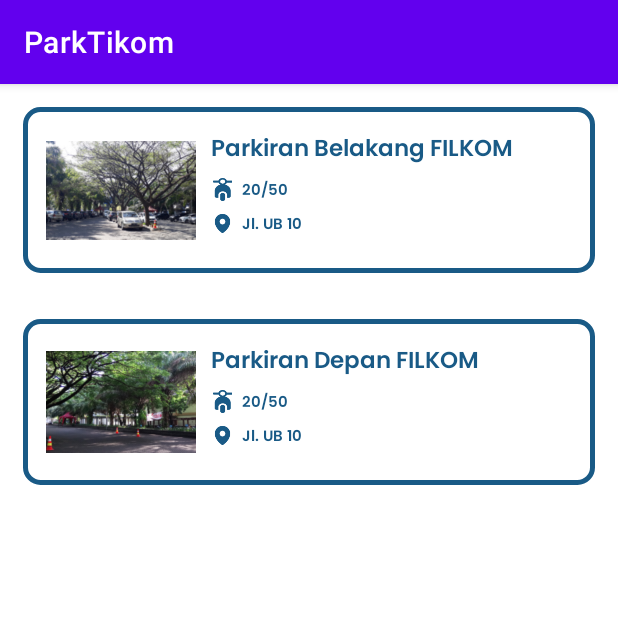
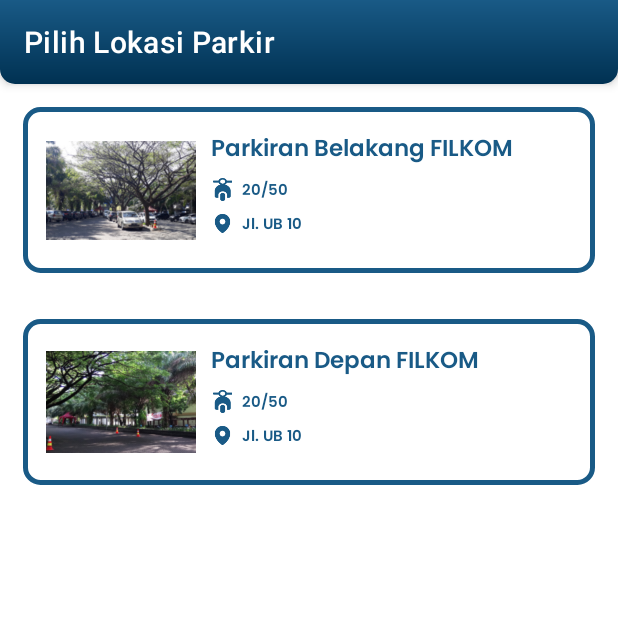
Before and after one commit to kemal003/Park-TIKOM, an Android app: the PilihLokasi screen opened directly, with no data from a screen before it, on a phone screen of 412 x 824 dp, the top half of it. Run offline under Robolectric (Android 15) with nearby library versions, the phone set to English and light mode, and no system bars; our stand-ins replace Firebase (no records; nobody signed in at launch, a user with empty details on screens opened directly).

Commit message:
Update Pesan

```diff
--- a/app/build.gradle
+++ b/app/build.gradle
@@ -18,6 +18,10 @@ android {
         versionName "1.0"
 
         testInstrumentationRunner "androidx.test.runner.AndroidJUnitRunner"
+    }
+
+    viewBinding {
+        enabled true
     }
 
     dataBinding {
--- a/app/src/main/AndroidManifest.xml
+++ b/app/src/main/AndroidManifest.xml
@@ -9,6 +9,12 @@
         android:roundIcon="@mipmap/ic_launcher_round"
         android:supportsRtl="true"
         android:theme="@style/Theme.ParkTIKOM">
+        <activity
+            android:name=".PesanActivity"
+            android:exported="true"/>
+        <activity
+            android:name=".DetailLokasiActivity"
+            android:exported="false" />
         <activity
             android:name=".ProfilActivity"
             android:exported="true" />
--- a/app/src/main/java/com/example/park_tikom/PilihLokasi.kt
+++ b/app/src/main/java/com/example/park_tikom/PilihLokasi.kt
@@ -1,11 +1,40 @@
 package com.example.park_tikom
 
+import android.content.Intent
 import androidx.appcompat.app.AppCompatActivity
 import android.os.Bundle
+import androidx.appcompat.content.res.AppCompatResources
+import com.example.park_tikom.databinding.ActivityPilihLokasiBinding
+import com.google.firebase.database.DatabaseReference
+import com.google.firebase.database.FirebaseDatabase
 
 class PilihLokasi : AppCompatActivity() {
+    private lateinit var binding: ActivityPilihLokasiBinding
+    private lateinit var databaseRef : DatabaseReference
+
+
     override fun onCreate(savedInstanceState: Bundle?) {
         super.onCreate(savedInstanceState)
-        setContentView(R.layout.activity_pilih_lokasi)
+        binding = ActivityPilihLokasiBinding.inflate(layoutInflater)
+        setContentView(binding.root)
+        databaseRef = FirebaseDatabase.getInstance().getReference("LokasiParkir")
+
+        supportActionBar?.title = "Pilih Lokasi Parkir"
+        supportActionBar?.setBackgroundDrawable(AppCompatResources.getDrawable(this, R.drawable.header_drawable))
+    }
+
+    override fun onStart() {
+        super.onStart()
+        binding.parkir1.setOnClickListener {
+            val intent = Intent(this, DetailLokasiActivity::class.java)
+            intent.putExtra("lokPar", "parkir1")
+            startActivity(intent)
+        }
+
+        binding.parkir2.setOnClickListener {
+            val intent = Intent(this, DetailLokasiActivity::class.java)
+            intent.putExtra("lokPar", "parkir2")
+            startActivity(intent)
+        }
     }
 }
--- a/app/src/main/res/layout/activity_home.xml
+++ b/app/src/main/res/layout/activity_home.xml
@@ -42,6 +42,7 @@
                 android:padding="15dp">
 
                 <LinearLayout
+                    android:id="@+id/pesanParkir"
                     android:layout_width="wrap_content"
                     android:layout_height="match_parent"
                     android:layout_marginEnd="40dp"
--- a/app/src/main/res/layout/activity_pesan.xml
+++ b/app/src/main/res/layout/activity_pesan.xml
@@ -5,7 +5,7 @@
     android:layout_width="match_parent"
     android:layout_height="match_parent"
     android:background="@color/blue001"
-    android:padding="15dp"
+    android:padding="30dp"
     tools:context=".PesanActivity"
     android:orientation="vertical">
 
@@ -67,7 +67,7 @@
             android:fontFamily="@font/poppins_regular"
             android:textSize="15sp"
             android:hint="Tanggal"
-            android:inputType="date"
+            android:focusable="false"
             android:minHeight="45dp"
             android:paddingHorizontal="10dp"
             android:textColorHint="@color/blue011"
@@ -94,7 +94,7 @@
             android:fontFamily="@font/poppins_regular"
             android:textSize="15sp"
             android:hint="Waktu"
-            android:inputType="date"
+            android:focusable="false"
             android:minHeight="45dp"
             android:paddingHorizontal="10dp"
             android:textColorHint="@color/blue011"
--- a/app/src/main/res/layout/activity_pilih_lokasi.xml
+++ b/app/src/main/res/layout/activity_pilih_lokasi.xml
@@ -1,10 +1,13 @@
 <?xml version="1.0" encoding="utf-8"?>
 <LinearLayout xmlns:android="http://schemas.android.com/apk/res/android"
+    xmlns:tools="http://schemas.android.com/tools"
     android:orientation="vertical"
     android:layout_width="match_parent"
-    android:layout_height="match_parent">
+    android:layout_height="match_parent"
+    tools:context=".PilihLokasi">
 
     <LinearLayout
+        android:id="@+id/parkir1"
         android:layout_width="match_parent"
         android:layout_height="wrap_content"
         android:layout_margin="15dp"
@@ -68,6 +71,7 @@
     </LinearLayout>
 
     <LinearLayout
+        android:id="@+id/parkir2"
         android:layout_width="match_parent"
         android:layout_height="wrap_content"
         android:layout_margin="15dp"
--- a/app/src/main/res/layout/pengumuman.xml
+++ b/app/src/main/res/layout/pengumuman.xml
@@ -36,7 +36,8 @@
                 android:layout_width="match_parent"
                 android:layout_height="150dp"
                 android:contentDescription="@string/app_name"
-                android:scaleType="fitXY"
+                android:scaleType="center"
+                android:adjustViewBounds="true"
                 android:src="@drawable/gedung_f" />
 
             <TextView
--- a/app/src/main/res/values/themes.xml
+++ b/app/src/main/res/values/themes.xml
@@ -1,14 +1,14 @@
 <resources xmlns:tools="http://schemas.android.com/tools">
-     Base application theme.
+    <!-- Base application theme. -->
     <style name="Theme.ParkTIKOM" parent="Theme.MaterialComponents.DayNight.DarkActionBar">
         <!-- Primary brand color. -->
-        <item name="colorPrimary">@color/purple_500</item>
-        <item name="colorPrimaryVariant">@color/purple_700</item>
-        <item name="colorOnPrimary">@color/white</item>
+        <item name="colorPrimary">@color/blue</item>
+        <item name="colorPrimaryVariant">@color/blue</item>
+        <item name="colorOnPrimary">@color/blue</item>
         <!-- Secondary brand color. -->
-        <item name="colorSecondary">@color/teal_200</item>
-        <item name="colorSecondaryVariant">@color/teal_700</item>
-        <item name="colorOnSecondary">@color/black</item>
+        <item name="colorSecondary">@color/blue</item>
+        <item name="colorSecondaryVariant">@color/blue</item>
+        <item name="colorOnSecondary">@color/blue</item>
         <!-- Status bar color. -->
         <item name="android:statusBarColor" tools:targetApi="l">?attr/colorPrimaryVariant</item>
         <!-- Customize your theme here. -->
```
Also changed, not shown: app/src/main/java/com/example/park_tikom/DetailLokasiActivity.kt (added, +24 -0 lines), app/src/main/java/com/example/park_tikom/Home.kt (+11 -1 lines), app/src/main/java/com/example/park_tikom/PesanActivity.kt (+52 -2 lines), app/src/main/res/layout/activity_detail_lokasi2.xml (added, +100 -0 lines).
